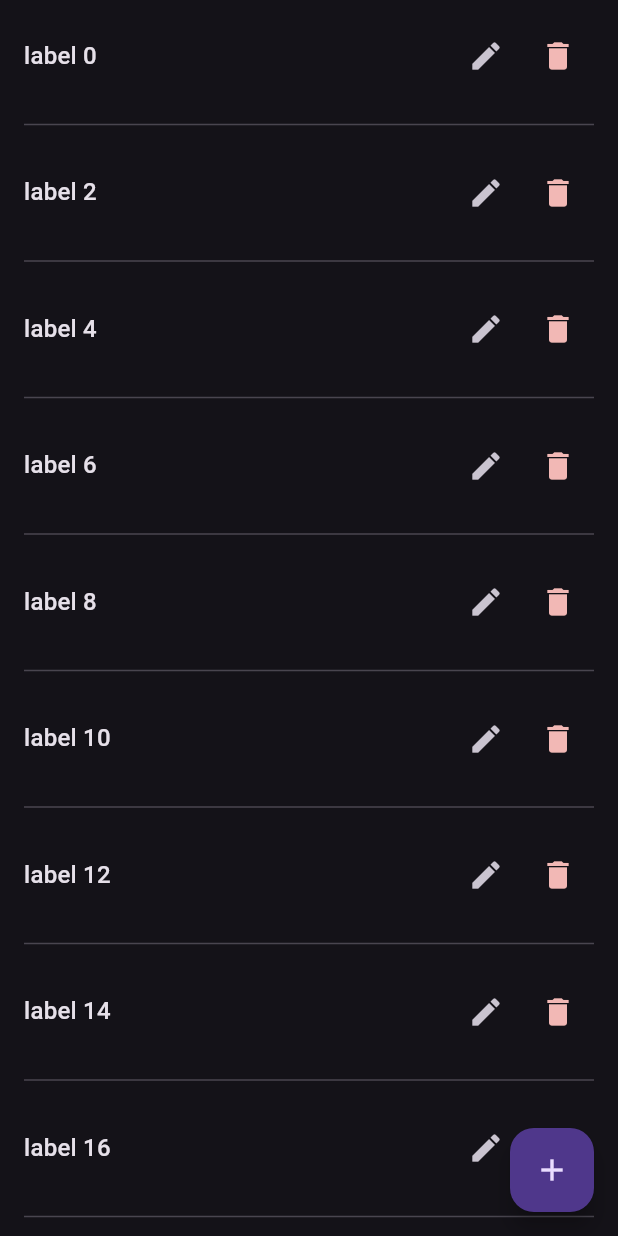
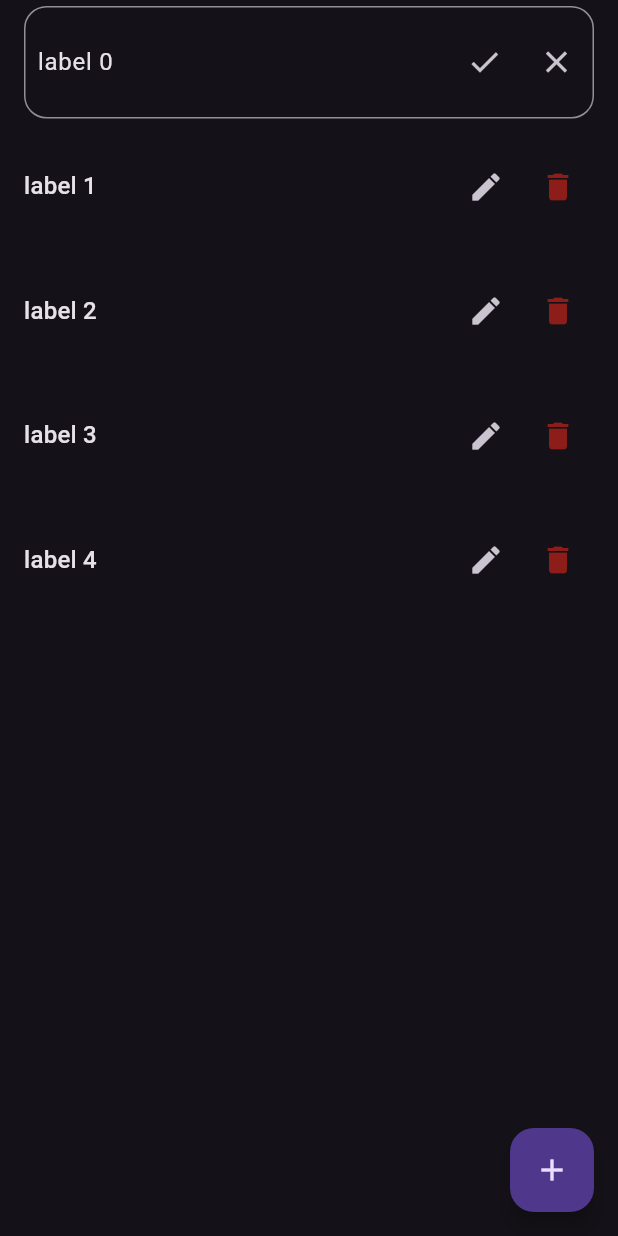
Before and after one commit to pradoRebeca/todo_app, a Flutter app: the LabelScreen widget shown alone on an empty page, opened directly, after a tap on the "edit" icon, on a phone screen of 412 x 824 dp. Run offline on Flutter 3.47's test engine with Material 3 defaults, Android fonts, the light colour scheme and no system bars.

Commit message:
feat: implements edit mode  in the label_screen

```diff
--- a/lib/components/label_card.dart
+++ b/lib/components/label_card.dart
@@ -10,21 +10,42 @@ class LabelCard extends StatefulWidget {
 }
 
 class _LabelCardState extends State<LabelCard> {
+  TextEditingController labelControler = TextEditingController();
+
+  bool editing = false;
+
   @override
   Widget build(BuildContext context) {
     return Container(
         constraints: const BoxConstraints(minHeight: 75),
+        decoration: BoxDecoration(
+            border: editing
+                ? Border.all(color: Theme.of(context).colorScheme.outline)
+                : null,
+            borderRadius: BorderRadius.circular(15)),
         child: Row(
           mainAxisAlignment: MainAxisAlignment.spaceBetween,
           children: [
+            if (editing)
+              Expanded(
+                child: Padding(
+                  padding: const EdgeInsets.symmetric(horizontal: 8),
+                  child: TextField(
+                    controller: labelControler..text = widget.label.title,
+                    decoration: const InputDecoration(border: InputBorder.none),
+                  ),
+                ),
+              ),
+            if (!editing)
               Text(
                 widget.label.title,
                 style: Theme.of(context).textTheme.titleMedium,
               ),
             Row(
               children: [
+                if (!editing) ...[
                   IconButton(
-                    onPressed: () {},
+                      onPressed: () => editingSetState(),
                       icon: const Icon(
                         Icons.edit,
                       )),
@@ -32,11 +53,36 @@ class _LabelCardState extends State<LabelCard> {
                       onPressed: () {},
                       icon: Icon(
                         Icons.delete,
-                      color: Theme.of(context).colorScheme.error,
+                        color: Theme.of(context).colorScheme.errorContainer,
                       ))
+                ],
+                if (editing) ...[
+                  IconButton(
+                      onPressed: () => saveLabel(),
+                      icon: const Icon(
+                        Icons.done,
+                      )),
+                  IconButton(
+                      onPressed: () => editingSetState(),
+                      icon: const Icon(
+                        Icons.close,
+                      ))
+                ]
               ],
             )
           ],
         ));
   }
+
+  void editingSetState() {
+    setState(() {
+      editing = !editing;
+    });
   }
+
+  void saveLabel() {
+    editingSetState();
+
+    //TODO: ImplementsSaveMethod
+  }
+}
--- a/lib/screens/label_screen.dart
+++ b/lib/screens/label_screen.dart
@@ -20,15 +20,18 @@ class _LabelScreenState extends State<LabelScreen> {
             context,
             index,
           ) {
-            if (index.isOdd) {
-              return const Divider();
-            }
+            // if (index.isOdd) {
+            //   return const Divider();
+            // }
 
-            return LabelCard(
-              label: LabelModel(title: 'label $index'),
+            return Padding(
+              padding: const EdgeInsets.symmetric(vertical: 4),
+              child: LabelCard(
+                label: LabelModel(title: 'label $index'),
+              ),
             );
           },
-          itemCount: 50,
+          itemCount: 5,
         ),
         Positioned(
             bottom: 16.0,
```
Lines whose indentation alone changed are shown as unchanged.
